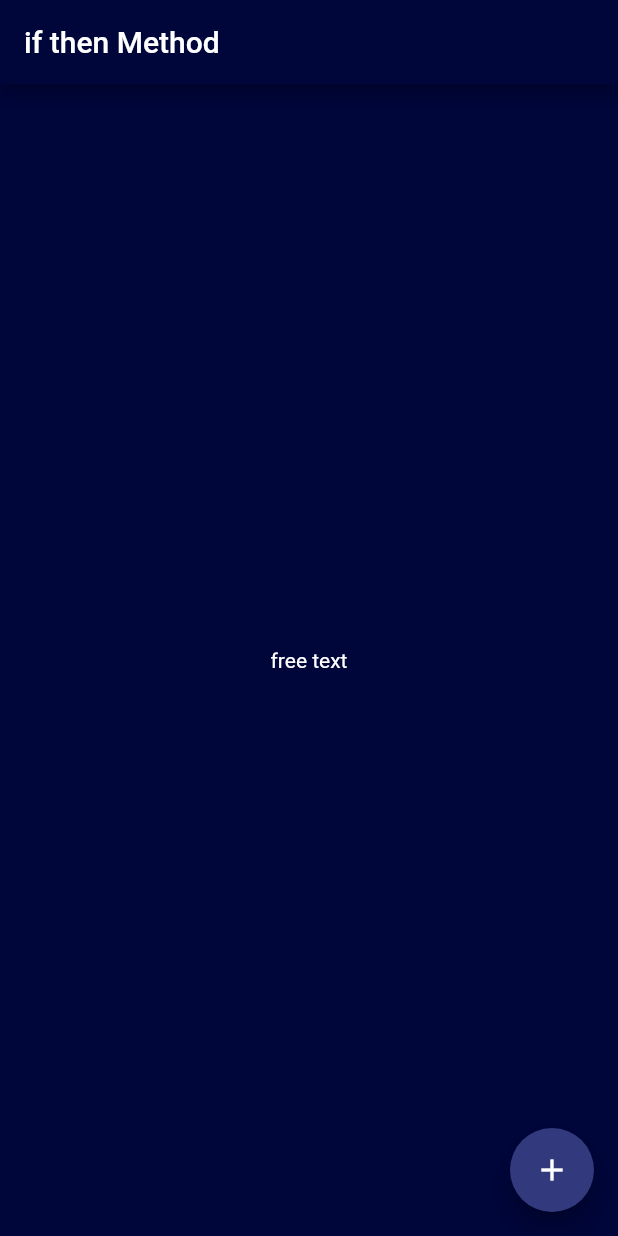
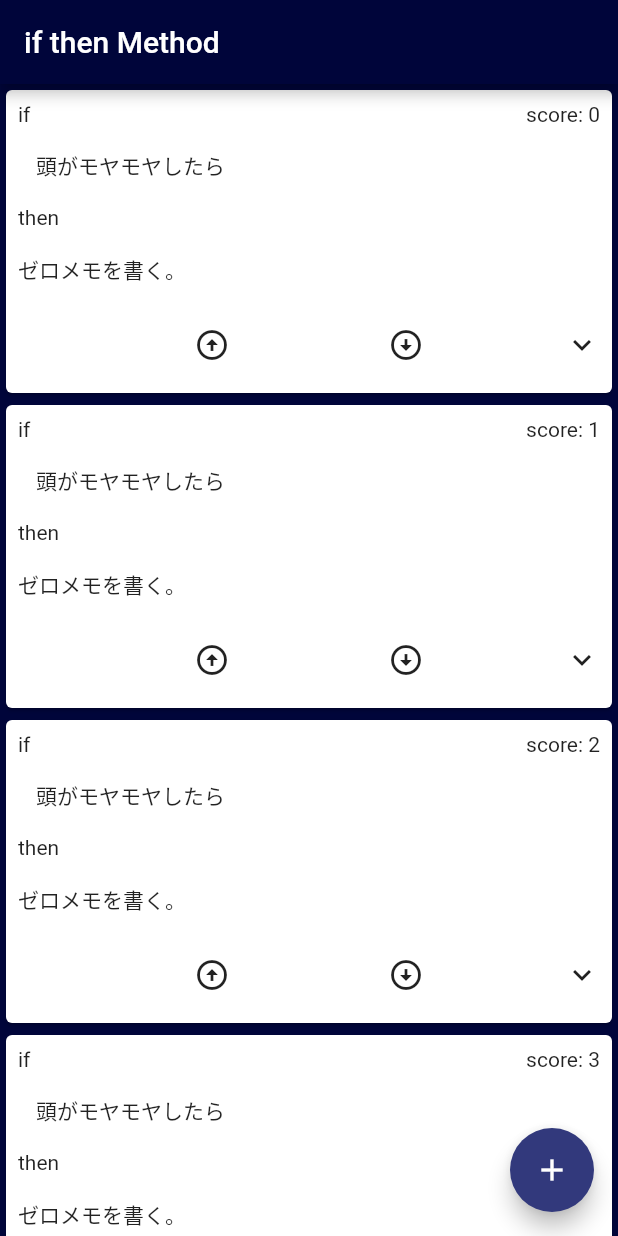
Before and after one commit to kuri-Maron/if_then_method, a Flutter app: the screen it shows after launch, on a phone screen of 412 x 824 dp. Run offline on Flutter 3.47's test engine with Material 2 defaults, Android fonts, the phone set to English and light mode, and no system bars.

Commit message:
add: カード内レイアウト実装。たたき台の作成。クラス分割やリファクタリングが要必須。 #3

```diff
--- a/lib/main.dart
+++ b/lib/main.dart
@@ -1,3 +1,5 @@
+// import 'dart:html';
+
 import 'package:flutter/material.dart';
 
 void main() {
@@ -10,16 +12,16 @@ class MyApp extends StatelessWidget {
     return MaterialApp(
       title: 'if then',
       theme: ThemeData(
-        // brightness: Brightness.dark,  //これでテキストカラーを白にすることも可能だが、他に影響あり
+        // brightness: Brightness.dark, //これでテキストカラーを白にすることも可能だが、他に影響あり
         primaryColor: const Color(0xff00053A),
         scaffoldBackgroundColor: const Color(0xff00053A),
-        textTheme: TextTheme(
-          bodyText1: TextStyle(), //このコード未理解
-          bodyText2: TextStyle(),
-        ).apply(
-          bodyColor: Colors.white,
-          displayColor: Colors.white,
-        ),
+        // textTheme: TextTheme(
+        //   bodyText1: TextStyle(), //このコード未理解
+        //   bodyText2: TextStyle(),
+        // ).apply(
+        //   bodyColor: Colors.white,
+        //   displayColor: Colors.white,
+        // ),
       ),
       home: MyHomePage(
           title: 'if then Method'
@@ -39,6 +41,8 @@ class MyHomePage extends StatefulWidget {
 
 class _MyHomePageState extends State<MyHomePage> {
   // int _counter = 0;
+  // final items = List<String>.generate(10000, (i) => "Item $i");
+  final items = List<String>.generate(10000, (i) => "$i");
 
   //stateクラスの中に、フィールドに対しての操作をするメソッドを定義する
   void _incrementCounter() {
@@ -49,19 +53,110 @@ class _MyHomePageState extends State<MyHomePage> {
 
   @override
   Widget build(BuildContext context) {
+    //カードレイアウトの実装不採用案１
+    // var gridItemList = [
+    //   Container(),
+    //   IconButton(
+    //     icon: Icon(Icons.arrow_circle_up),
+    //     onPressed: () {},
+    //   ),
+    //   Container(),
+    //   IconButton(
+    //     icon: Icon(Icons.arrow_circle_down),
+    //     onPressed: () {},
+    //   ),
+    //   Container(),
+    //   Icon(Icons.keyboard_arrow_down),
+    // ];
+
     return Scaffold(
       appBar: AppBar(
         title: Text(widget.title),
       ),
-      body: Center(
-        child: Column(
-          mainAxisAlignment: MainAxisAlignment.center,
-          children: <Widget>[
-            Text(
-              'free text',
+      body: ListView.builder(
+        // itemExtent: 50, //指定の高さをもたせる？
+        itemCount: items.length,
+        itemBuilder: (context, index) {
+          return Card(
+            // child: Text('${items[index]}'),
+            child: Column(
+              children: <Widget>[
+                Padding(
+                  padding: const EdgeInsets.all(8.0),
+                  child: Row(
+                    // mainAxisAlignment: MainAxisAlignment.spaceAround,
+                    children: [
+                      Text('if'),
+                      Spacer(),
+                      Text('score: ${items[index]}')
+                    ],
+                  ),
+                ),
+                Padding(
+                  // padding: const EdgeInsets.all(8.0),
+                  padding: const EdgeInsets.only(
+                      left: 20.0, top: 8.0, right: 8.0, bottom: 8.0),
+                  child: Row(
+                    children: [
+                      Text('頭がモヤモヤしたら'),
+                    ],
+                  ),
+                ),
+                Padding(
+                  padding: const EdgeInsets.all(8.0),
+                  child: Row(
+                    children: [Text('then')],
+                  ),
+                ),
+                Padding(
+                  padding: const EdgeInsets.all(8.0),
+                  child: Row(
+                    children: [Text('ゼロメモを書く。')],
+                  ),
+                ),
+                Padding(
+                  padding: const EdgeInsets.all(8.0),
+                  child: Row(
+                    children: [
+                      //アイコンの配置バランス調整
+                      Container(
+                        child: SizedBox(
+                          width: 24.0,
+                        ),
+                      ),
+                      Spacer(),
+                      IconButton(
+                        icon: Icon(Icons.arrow_circle_up),
+                        onPressed: () {},
+                      ),
+                      // Container(),
+                      Spacer(),
+                      IconButton(
+                        icon: Icon(Icons.arrow_circle_down),
+                        onPressed: () {},
+                      ),
+                      Spacer(),
+                      // Container(),
+                      Icon(Icons.keyboard_arrow_down),
+
+                      //カード内icon行のレイアウト案１
+                      // Expanded(
+                      //   child: SizedBox(
+                      //     height: 50.0,
+                      //     child: GridView.count(
+                      //       crossAxisCount: 6,
+                      //       // shrinkWrap: true,
+                      //       children: gridItemList,
+                      //     ),
+                      //   ),
+                      // ),
+                    ],
+                  ),
+                ),
+              ],
             ),
-          ],
-        ),
+          );
+        },
       ),
       floatingActionButton: FloatingActionButton(
         onPressed: _incrementCounter,
@@ -71,4 +166,12 @@ class _MyHomePageState extends State<MyHomePage> {
       ),
     );
   }
+
+// 関数でただ単に、指定のウィジェットを返す。直接書き込むべきだと気づく。
+// Widget _getIconButton(IconData iconData) {
+//   return IconButton(
+//     icon: Icon(iconData),
+//     onPressed: () {},
+//   );
+// }
 }
```
